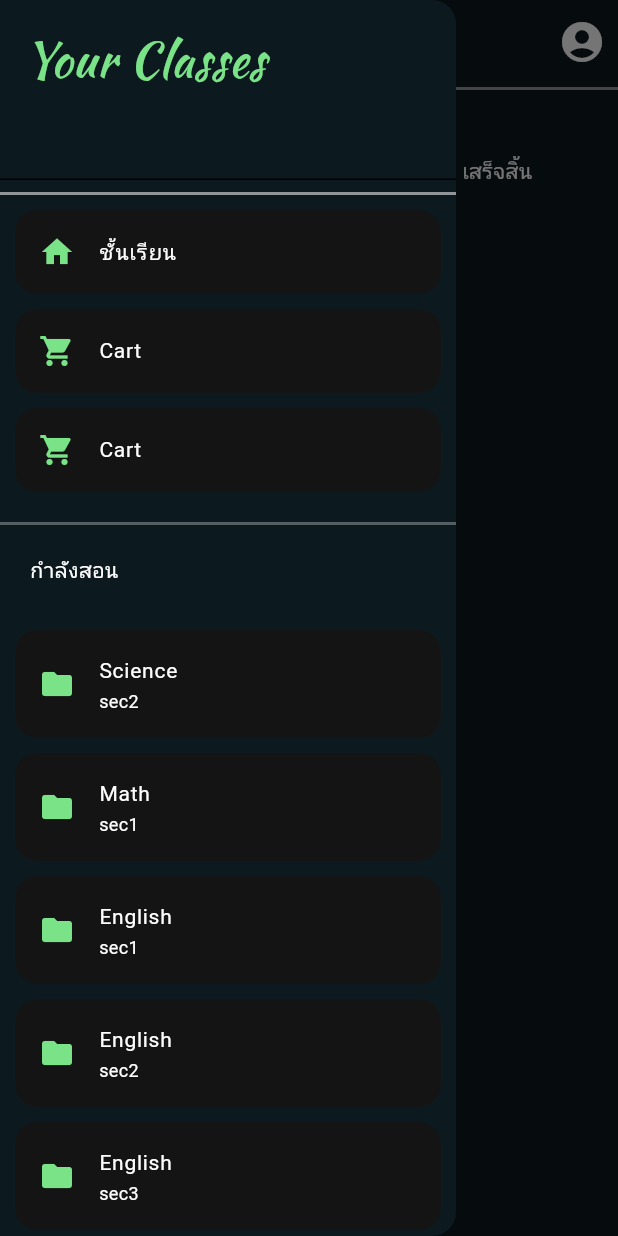
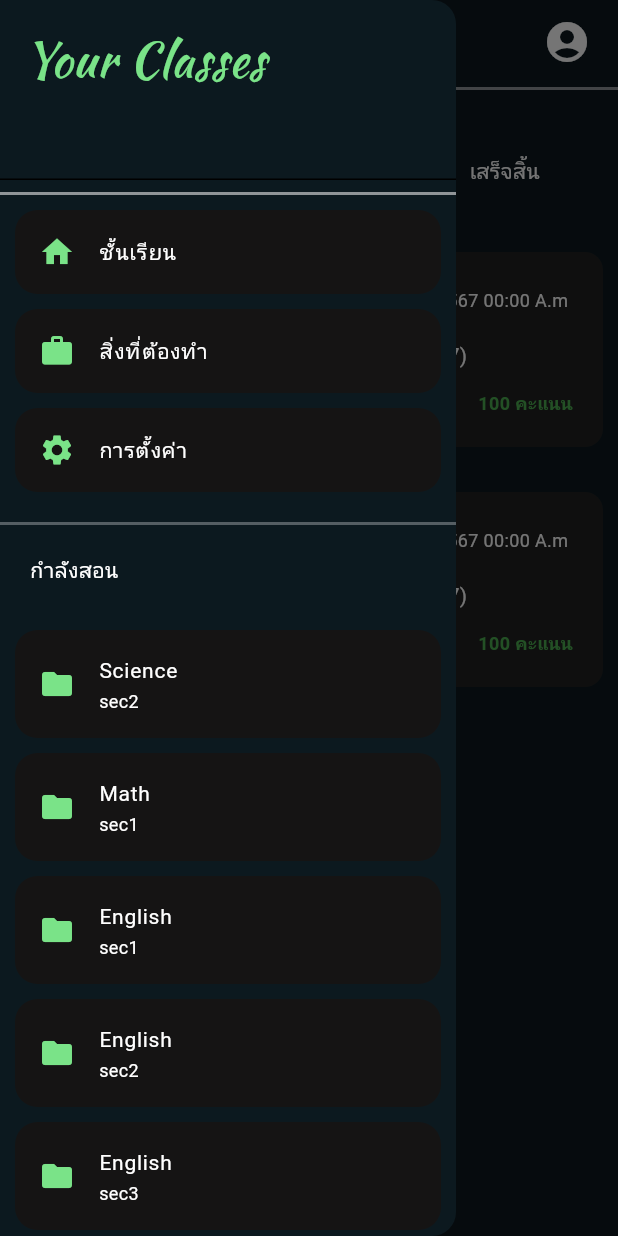
Before and after one commit to FuseSN2003/mobile-dev-project, a Flutter app: the AssignmentPage screen opened by its route, with the side drawer open, on a phone screen of 412 x 824 dp. Run offline on Flutter 3.47's test engine with Material 3 defaults, Android fonts, the phone set to English and light mode, and no system bars; our stand-ins replace equatable, flutter_bloc, font_awesome_flutter, google_fonts; Roboto replaces fonts that are missing (Cursive).

Commit message:
assignment page,bottom bar,createclassbar

```diff
--- a/classroom_app/lib/component/navbar.dart
+++ b/classroom_app/lib/component/navbar.dart
@@ -10,6 +10,7 @@ class NavBar extends StatelessWidget implements PreferredSizeWidget {
     return PreferredSize(
       preferredSize: Size.fromHeight(80),
       child: Container(
+        padding: EdgeInsets.symmetric(horizontal: 10),
         decoration: BoxDecoration(
           border: Border(
             bottom: BorderSide(
--- a/classroom_app/lib/component/sidebar.dart
+++ b/classroom_app/lib/component/sidebar.dart
@@ -69,20 +69,17 @@ class Sidebar extends StatelessWidget {
                         },
                       ),
                       MyListtile(
-                        icon: Icons.shopping_cart,
-                        text: "Cart",
+                        icon: Icons.work,
+                        text: "สิ่งที่ต้องทำ",
                         onTap: () {
                           Navigator.pop(context);
-                          Navigator.pushNamed(context, '/cartpage');
+                          Navigator.pushNamed(context, '/assignment');
                         },
                       ),
                       MyListtile(
-                        icon: Icons.shopping_cart,
-                        text: "Cart",
-                        onTap: () {
-                          Navigator.pop(context);
-                          Navigator.pushNamed(context, '/cartpage');
-                        },
+                        icon: Icons.settings,
+                        text: "การตั้งค่า",
+                        onTap: () {},
                       ),
                     ],
                   ),
--- a/classroom_app/lib/main.dart
+++ b/classroom_app/lib/main.dart
@@ -4,6 +4,7 @@ import './screens/login_page.dart';
 import './screens/main_page.dart';
 import './screens/register_page.dart';
 import './screens/assignment_page.dart';
+import './screens/classroom_page.dart';
 import './theme/colors.dart';
 
 import 'blocs/classroom/classroom_bloc.dart';
@@ -31,6 +32,7 @@ class MyApp extends StatelessWidget {
         '/login': (context) => LoginPage(),
         '/register': (context) => RegisterPage(),
         '/assignment': (context) => AssignmentPage(),
+        '/classroom': (context) => ClassroomPage(),
       },
     );
   }
--- a/classroom_app/lib/screens/assignment_page.dart
+++ b/classroom_app/lib/screens/assignment_page.dart
@@ -16,75 +16,147 @@ class _AssignmentPageState extends State<AssignmentPage> {
     return Scaffold(
       drawer: Sidebar(),
       appBar: NavBar(backButton: true),
-      body: Padding(
-        padding: EdgeInsets.symmetric(horizontal: 20, vertical: 30),
+      body: SingleChildScrollView(
+        child: Padding(
+          padding: EdgeInsets.symmetric(horizontal: 10, vertical: 30),
           child: Column(
+            crossAxisAlignment: CrossAxisAlignment.start,
             children: [
               Row(
                 mainAxisAlignment: MainAxisAlignment.spaceEvenly,
                 children: [
-                TextButton(
-                  onPressed: () {
-                    setState(() {
-                      selectedTap = "มอบหมายแล้ว";
-                    });
-                  },
-                  child: Text(
-                    "มอบหมายแล้ว",
+                  _buildTapButton("มอบหมายแล้ว"),
+                  _buildTapButton("เลยกำหนด"),
+                  _buildTapButton("เสร็จสิ้น"),
+                ],
+              ),
+              Column(
+                crossAxisAlignment: CrossAxisAlignment.start,
+                children: [
+                  Text(
+                    "ไม่มีวันครบกำหนด",
                     style: TextStyle(
-                      fontFamily: "Inder",
+                      color: Colors.white,
                       fontSize: 14,
-                      color: Colors.white,
-                      fontWeight:
-                          selectedTap == "มอบหมายแล้ว"
-                              ? FontWeight.bold
-                              : FontWeight.w100,
+                      fontWeight: FontWeight.w600,
                     ),
                   ),
+                  _buildTask(
+                    "DESIGN THINKING",
+                    "(F) ส่งรายงาน Team Workshop (4 พ.ย. 2567)",
+                    "4/11/2567 00:00 A.m ",
+                    100,
                   ),
-                TextButton(
-                  onPressed: () {
-                    setState(() {
-                      selectedTap = "เลยกำหนด";
-                    });
-                  },
-                  child: Text(
-                    "เลยกำหนด",
-                    style: TextStyle(
-                      fontSize: 14,
-                      color: Colors.white,
-                      fontFamily: "Inder",
-                      fontWeight:
-                          selectedTap == "เลยกำหนด"
-                              ? FontWeight.bold
-                              : FontWeight.w100,
+                ],
               ),
-                  ),
-                ),
-                TextButton(
-                  onPressed: () {
-                    setState(() {
-                      selectedTap = "เสร็จสิ้น";
-                    });
-                  },
-                  child: Text(
-                    "เสร็จสิ้น",
-                    style: TextStyle(
-                      fontSize: 14,
-                      color: Colors.white,
-                      fontFamily: "Inder",
-                      fontWeight:
-                          selectedTap == "เสร็จสิ้น"
-                              ? FontWeight.bold
-                              : FontWeight.w100,
-                    ),
-                  ),
+              Column(
+                children: [
+                  Text("ไม่มีวันครบกำหนด"),
+                  _buildTask(
+                    "DESIGN THINKINGdadadadadijooooooooooo",
+                    "(F) ส่งรายงาน Team Workshop (4 พ.ย. 2567)",
+                    "4/11/2567 00:00 A.m ",
+                    100,
                   ),
                 ],
               ),
             ],
           ),
         ),
+      ),
+    );
+  }
+
+  Widget _buildTask(
+    String classRoomName,
+    String taskName,
+    String time,
+    int score,
+  ) {
+    return Container(
+      width: double.infinity, // Makes it take full width
+      margin: const EdgeInsets.only(top: 10),
+      decoration: BoxDecoration(
+        color: Colors.grey[900],
+        borderRadius: BorderRadius.circular(12),
+      ),
+      padding: const EdgeInsets.all(20),
+      child: Column(
+        crossAxisAlignment: CrossAxisAlignment.start,
+        children: [
+          Row(
+            mainAxisAlignment: MainAxisAlignment.spaceBetween,
+            children: [
+              Expanded(
+                // ✅ Ensures Row content doesn't overflow
+                child: Row(
+                  // mainAxisAlignment: MainAxisAlignment.center,
+                  children: [
+                    const Icon(Icons.calendar_today, color: Colors.green),
+                    const SizedBox(width: 8),
+                    Expanded(
+                      // ✅ Expands classRoomName properly
+                      child: Text(
+                        classRoomName,
+                        style: const TextStyle(
+                          fontSize: 12,
+                          color: Colors.white,
+                          fontWeight: FontWeight.bold,
+                        ),
+                        overflow: TextOverflow.ellipsis,
+                        maxLines: 1,
+                      ),
+                    ),
+                  ],
+                ),
+              ),
+
+              Text(
+                time,
+                style: const TextStyle(fontSize: 12, color: Colors.white),
+              ),
+            ],
+          ),
+          const SizedBox(height: 15),
+          Text(
+            taskName,
+            style: const TextStyle(fontSize: 14, color: Colors.white),
+            maxLines: 2,
+            overflow: TextOverflow.ellipsis, // Show "..." if it overflows
+          ),
+          const SizedBox(height: 12),
+          Align(
+            alignment: Alignment.bottomRight,
+            child: Text(
+              '$score คะแนน',
+              style: const TextStyle(
+                fontSize: 12,
+                color: Colors.green,
+                fontWeight: FontWeight.bold,
+              ),
+            ),
+          ),
+        ],
+      ),
+    );
+  }
+
+  Widget _buildTapButton(String title) {
+    return TextButton(
+      onPressed: () {
+        setState(() {
+          selectedTap = title;
+        });
+      },
+      child: Text(
+        title,
+        style: TextStyle(
+          fontSize: 14,
+          color: Colors.white,
+          fontFamily: "Inder",
+          fontWeight: selectedTap == title ? FontWeight.bold : FontWeight.w100,
+        ),
+      ),
     );
   }
 }
--- a/docker-compose.yaml
+++ b/docker-compose.yaml
@@ -4,8 +4,8 @@ services:
     image: postgres
     restart: always
     environment:
-      POSTGRES_PASSWORD: 1234
-      POSTGRES_DB: classroom
+      POSTGRES_PASSWORD: ${POSTGRES_PASSWORD}
+      POSTGRES_DB: classroom-app
     ports:
       - 5432:5432
     volumes:
```
Also changed, not shown: classroom_app/lib/component/bottombar.dart (added, +10 -0 lines), classroom_app/lib/component/createclassbar.dart (+74 -1 lines), classroom_app/lib/screens/classroom_page.dart (added, +97 -0 lines), classroom_app/lib/screens/main_page.dart (+8 -6 lines). Lines whose indentation alone changed are shown as unchanged.
